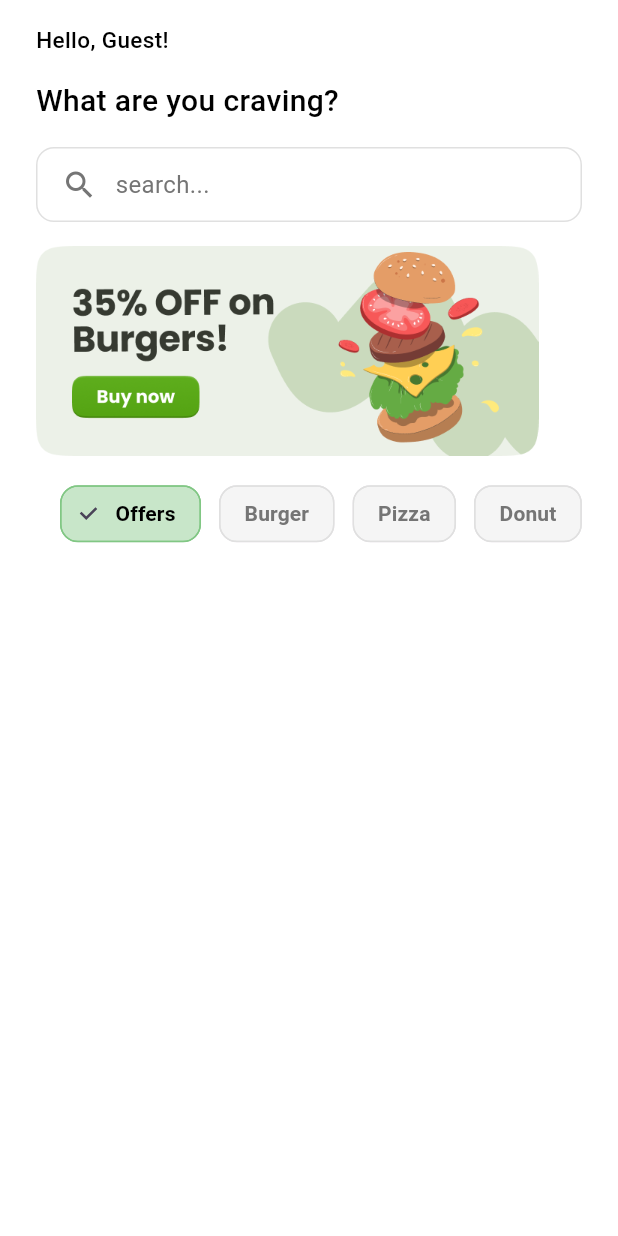
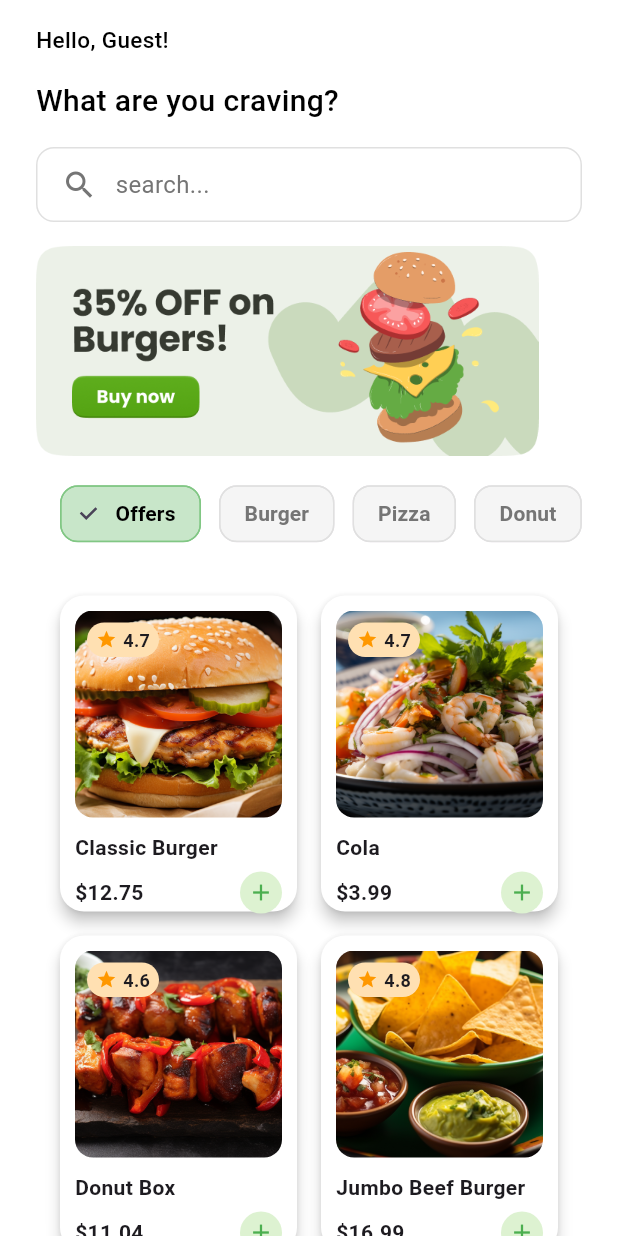
Before and after one commit to duyanh0206/food_order_app, a Flutter app: the HomeForm screen opened directly, on a phone screen of 412 x 824 dp. Run offline on Flutter 3.47's test engine with Material 3 defaults, Android fonts, the light colour scheme and no system bars; our stand-ins replace rive, shared_preferences, sqflite; accounts and stored records are empty.

Commit message:
new commit

```diff
--- a/food_order_app/lib/auth/login_form.dart
+++ b/food_order_app/lib/auth/login_form.dart
@@ -1,16 +1,13 @@
 import 'package:flutter/material.dart';
 import 'package:food_order_app/auth/rive_login_animation.dart';
 import 'package:food_order_app/auth/signup_screen.dart';
+import 'package:food_order_app/db/database_helper.dart';
 import 'package:food_order_app/screens/home/home_screen.dart';
-import 'package:food_order_app/db/database_helper.dart';
 
 class LoginForm extends StatefulWidget {
   final VoidCallback? onLoginSuccess;
 
-  const LoginForm({
-    super.key,
-    this.onLoginSuccess,
-  });
+  const LoginForm({super.key, this.onLoginSuccess});
 
   @override
   State<LoginForm> createState() => _LoginFormState();
@@ -139,7 +136,9 @@ class _LoginFormState extends State<LoginForm> {
       if (!mounted) return;
 
       if (user != null) {
-        final success = await DatabaseHelper.instance.setCurrentUserId(user.id!);
+        final success = await DatabaseHelper.instance.setCurrentUserId(
+          user.id!,
+        );
         debugPrint('Login successful, user ID saved: $success');
         widget.onLoginSuccess?.call();
       } else {
@@ -204,10 +203,7 @@ class _LoginFormState extends State<LoginForm> {
             children: [
               const Text(
                 'Login',
-                style: TextStyle(
-                  fontSize: 24,
-                  fontWeight: FontWeight.bold,
-                ),
+                style: TextStyle(fontSize: 24, fontWeight: FontWeight.bold),
                 textAlign: TextAlign.center,
               ),
               const SizedBox(height: 32),
@@ -229,12 +225,17 @@ class _LoginFormState extends State<LoginForm> {
                   final controller = RiveLoginAnimationController.of(context);
                   // Move eyes based on text length
                   if (value.isNotEmpty) {
-                    final progress = value.length / 20; // Adjust denominator based on expected max length
+                    final progress =
+                        value.length /
+                        20; // Adjust denominator based on expected max length
                     controller?.setLookDirection(progress);
                   }
                 },
-                validator: (value) =>
-                    (value == null || value.isEmpty) ? 'Please enter your email' : null,
+                validator:
+                    (value) =>
+                        (value == null || value.isEmpty)
+                            ? 'Please enter your email'
+                            : null,
               ),
               const SizedBox(height: 20),
 
@@ -254,7 +255,9 @@ class _LoginFormState extends State<LoginForm> {
                   ),
                   suffixIcon: IconButton(
                     icon: Icon(
-                      _isPasswordVisible ? Icons.visibility : Icons.visibility_off,
+                      _isPasswordVisible
+                          ? Icons.visibility
+                          : Icons.visibility_off,
                     ),
                     onPressed: () {
                       setState(() {
@@ -265,8 +268,11 @@ class _LoginFormState extends State<LoginForm> {
                   ),
                 ),
                 onChanged: _onPasswordChanged,
-                validator: (value) =>
-                    (value == null || value.isEmpty) ? 'Please enter your password' : null,
+                validator:
+                    (value) =>
+                        (value == null || value.isEmpty)
+                            ? 'Please enter your password'
+                            : null,
                 onFieldSubmitted: (_) => _onLogin(),
               ),
               const SizedBox(height: 15),
@@ -290,10 +296,7 @@ class _LoginFormState extends State<LoginForm> {
                   ),
                   child: const Text(
                     "Forgot Password?",
-                    style: TextStyle(
-                      fontSize: 14,
-                      fontWeight: FontWeight.w500,
-                    ),
+                    style: TextStyle(fontSize: 14, fontWeight: FontWeight.w500),
                   ),
                 ),
               ),
@@ -313,7 +316,8 @@ class _LoginFormState extends State<LoginForm> {
                     elevation: 0,
                   ),
                   onPressed: _isLoading ? null : _onLogin,
-                  child: _isLoading
+                  child:
+                      _isLoading
                           ? const SizedBox(
                             width: 24,
                             height: 24,
@@ -339,27 +343,40 @@ class _LoginFormState extends State<LoginForm> {
                 children: [
                   const Text(
                     "Don't have an account? ",
-                    style: TextStyle(
-                      color: Colors.black87,
-                      fontSize: 14,
-                    ),
+                    style: TextStyle(color: Colors.black87, fontSize: 14),
                   ),
                   TextButton(
-                    onPressed: _isLoading
+                    onPressed:
+                        _isLoading
                             ? null
                             : () {
-                          // Pop any existing snackbars
-                          ScaffoldMessenger.of(context).hideCurrentSnackBar();
+                              ScaffoldMessenger.of(
+                                context,
+                              ).hideCurrentSnackBar();
 
                               // Navigate with page route
                               Navigator.of(context).push(
                                 PageRouteBuilder(
-                              pageBuilder: (context, animation, secondaryAnimation) =>
-                                const SignupScreen(),
-                              transitionsBuilder: (context, animation, secondaryAnimation, child) {
-                                return FadeTransition(opacity: animation, child: child);
+                                  pageBuilder:
+                                      (
+                                        context,
+                                        animation,
+                                        secondaryAnimation,
+                                      ) => const SignupScreen(),
+                                  transitionsBuilder: (
+                                    context,
+                                    animation,
+                                    secondaryAnimation,
+                                    child,
+                                  ) {
+                                    return FadeTransition(
+                                      opacity: animation,
+                                      child: child,
+                                    );
                                   },
-                              transitionDuration: const Duration(milliseconds: 300),
+                                  transitionDuration: const Duration(
+                                    milliseconds: 300,
+                                  ),
                                 ),
                               );
                             },
@@ -379,7 +396,7 @@ class _LoginFormState extends State<LoginForm> {
                         color: Colors.deepPurple,
                       ),
                     ),
-                  )
+                  ),
                 ],
               ),
             ],
--- a/food_order_app/lib/screens/home/home_form.dart
+++ b/food_order_app/lib/screens/home/home_form.dart
@@ -3,6 +3,7 @@ import 'package:food_order_app/db/database_helper.dart';
 import 'package:food_order_app/screens/search/search_screen.dart';
 
 import 'food_menu_tabs.dart';
+import 'menu_best_seller.dart';
 import 'onboarding_banner.dart';
 
 class HomeForm extends StatefulWidget {
@@ -137,6 +138,11 @@ class _HomeFormState extends State<HomeForm> {
                 child: FoodMenuTabs(),
               ),
               const SizedBox(height: 16),
+              // Best Seller Section
+              Padding(
+                padding: const EdgeInsets.symmetric(horizontal: 24),
+                child: MenuBestSeller(),
+              ),
             ],
           ),
         ),
--- /dev/null
+++ b/food_order_app/lib/screens/home/menu_best_seller.dart
@@ -0,0 +1,199 @@
+import 'package:flutter/material.dart';
+
+class MenuBestSeller extends StatelessWidget {
+  const MenuBestSeller({super.key});
+
+  final List<Product> products = const [
+    Product(
+      name: 'Classic Burger',
+      price: 12.75,
+      rating: 4.7,
+      image: 'assets/images/burger.png',
+    ),
+    Product(
+      name: 'Cola',
+      price: 3.99,
+      rating: 4.7,
+      image: 'assets/images/salad.png',
+    ),
+    Product(
+      name: 'Donut Box',
+      price: 11.04,
+      rating: 4.6,
+      image: 'assets/images/meal.png',
+    ),
+    Product(
+      name: 'Jumbo Beef Burger',
+      price: 16.99,
+      rating: 4.8,
+      image: 'assets/images/snack.png',
+    ),
+    Product(
+      name: 'Cola',
+      price: 3.99,
+      rating: 4.4,
+      image: 'assets/images/salad.png',
+    ),
+    Product(
+      name: 'Donut Box',
+      price: 12.22,
+      rating: 4.6,
+      image: 'assets/images/meal.png',
+    ),
+  ];
+
+  @override
+  Widget build(BuildContext context) {
+    return Padding(
+      padding: const EdgeInsets.all(16),
+      child: SingleChildScrollView(
+        // To make sure we don't have overflow issues
+        child: GridView.builder(
+          shrinkWrap: true,
+          itemCount: products.length,
+          physics: const BouncingScrollPhysics(),
+          gridDelegate: const SliverGridDelegateWithFixedCrossAxisCount(
+            crossAxisCount: 2,
+            mainAxisSpacing: 16,
+            crossAxisSpacing: 16,
+            childAspectRatio: 0.75,
+          ),
+          itemBuilder: (context, index) {
+            final product = products[index];
+            return ProductCard(product: product);
+          },
+        ),
+      ),
+    );
+  }
+}
+
+class ProductCard extends StatelessWidget {
+  final Product product;
+  const ProductCard({super.key, required this.product});
+
+  @override
+  Widget build(BuildContext context) {
+    return Material(
+      color: Colors.white,
+      borderRadius: BorderRadius.circular(16),
+      elevation: 4,
+      child: InkWell(
+        borderRadius: BorderRadius.circular(16),
+        onTap: () {},
+        child: Padding(
+          padding: const EdgeInsets.all(10),
+          child: Column(
+            crossAxisAlignment: CrossAxisAlignment.start,
+            children: [
+              // Image Section
+              Stack(
+                children: [
+                  ClipRRect(
+                    borderRadius: BorderRadius.circular(12),
+                    child: AspectRatio(
+                      aspectRatio: 1,
+                      child: Image.asset(
+                        product.image,
+                        fit: BoxFit.cover,
+                        width: double.infinity,
+                      ),
+                    ),
+                  ),
+                  Positioned(
+                    top: 8,
+                    left: 8,
+                    child: Container(
+                      padding: const EdgeInsets.symmetric(
+                        horizontal: 6,
+                        vertical: 3,
+                      ),
+                      decoration: BoxDecoration(
+                        color: Colors.orange.shade100,
+                        borderRadius: BorderRadius.circular(20),
+                      ),
+                      child: Row(
+                        mainAxisSize: MainAxisSize.min,
+                        children: [
+                          const Icon(
+                            Icons.star,
+                            size: 14,
+                            color: Colors.orange,
+                          ),
+                          const SizedBox(width: 4),
+                          Text(
+                            product.rating.toString(),
+                            style: const TextStyle(
+                              fontSize: 12,
+                              fontWeight: FontWeight.bold,
+                            ),
+                          ),
+                        ],
+                      ),
+                    ),
+                  ),
+                ],
+              ),
+              const SizedBox(height: 10),
+              // Product Name
+              Text(
+                product.name,
+                style: const TextStyle(
+                  fontSize: 14,
+                  fontWeight: FontWeight.w600,
+                ),
+                maxLines: 1,
+                overflow: TextOverflow.ellipsis,
+              ),
+              const SizedBox(height: 6),
+              // Product Price and Add to Cart button
+              Row(
+                mainAxisAlignment: MainAxisAlignment.spaceBetween,
+                children: [
+                  Text(
+                    '\$${product.price.toStringAsFixed(2)}',
+                    style: const TextStyle(
+                      fontWeight: FontWeight.bold,
+                      fontSize: 14,
+                    ),
+                  ),
+                  InkWell(
+                    onTap: () {
+                      // TODO: Add to cart
+                      ScaffoldMessenger.of(context).showSnackBar(
+                        SnackBar(
+                          content: Text(
+                            'Đã thêm "${product.name}" vào giỏ hàng!',
+                          ),
+                        ),
+                      );
+                    },
+                    child: const CircleAvatar(
+                      radius: 14,
+                      backgroundColor: Color(0xFFDDF2D1),
+                      child: Icon(Icons.add, color: Colors.green, size: 18),
+                    ),
+                  ),
+                ],
+              ),
+            ],
+          ),
+        ),
+      ),
+    );
+  }
+}
+
+class Product {
+  final String name;
+  final double price;
+  final double rating;
+  final String image;
+
+  const Product({
+    required this.name,
+    required this.price,
+    required this.rating,
+    required this.image,
+  });
+}
--- a/food_order_app/lib/screens/profile/profile_screen.dart
+++ b/food_order_app/lib/screens/profile/profile_screen.dart
@@ -1,16 +1,37 @@
 import 'package:flutter/material.dart';
+
+// Nếu đang dùng Theme toàn app từ bên ngoài, thì truyền vào qua ValueNotifier
+final ValueNotifier<ThemeMode> themeNotifier = ValueNotifier(ThemeMode.light);
 
 class ProfileScreen extends StatelessWidget {
   const ProfileScreen({super.key});
 
   @override
   Widget build(BuildContext context) {
+    final bool isDark = Theme.of(context).brightness == Brightness.dark;
+
     return Scaffold(
-      appBar: AppBar(title: const Text('Profile'), centerTitle: true),
+      appBar: AppBar(
+        title: const Text('Profile Screen'),
+        actions: [
+          // Kéo ngang icon hoặc bấm sẽ đổi theme
+          GestureDetector(
+            onHorizontalDragEnd: (_) {
+              themeNotifier.value = isDark ? ThemeMode.light : ThemeMode.dark;
+            },
+            child: IconButton(
+              icon: Icon(isDark ? Icons.wb_sunny : Icons.nightlight_round),
+              onPressed: () {
+                themeNotifier.value = isDark ? ThemeMode.light : ThemeMode.dark;
+              },
+            ),
+          ),
+        ],
+      ),
       body: Center(
         child: Text(
-          'Profile Screen',
-          style: TextStyle(fontSize: 24, color: Theme.of(context).primaryColor),
+          'Current Theme: ${isDark ? "Dark" : "Light"}',
+          style: const TextStyle(fontSize: 20),
         ),
       ),
     );
```
Also changed, not shown: food_order_app/assets/images/burger.png (added), food_order_app/assets/images/meal.png (added), food_order_app/assets/images/salad.png (added), food_order_app/assets/images/snack.png (added). Lines whose indentation alone changed are shown as unchanged.
